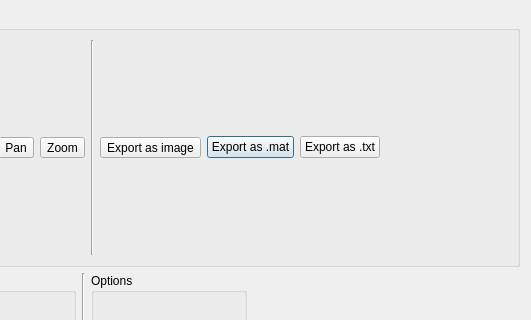
Qt form src/ui/custom_plot.ui (pfechd/jabe) before a commit; both pictures show x 86 to 617 and y 0 to 320 of the 617 by 540 pixel window.
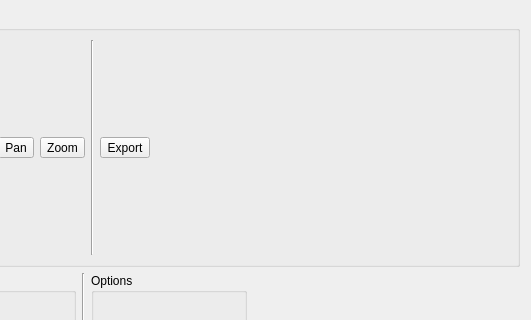
The same form after that commit.

Commit message: Try to add a window for export options

The edit to the form file:
```diff
--- a/src/ui/custom_plot.ui
+++ b/src/ui/custom_plot.ui
@@ -81,21 +81,7 @@
         <item>
          <widget class="QToolButton" name="toolButton_export">
           <property name="text">
-           <string>Export as image</string>
-          </property>
-         </widget>
-        </item>
-        <item>
-         <widget class="QPushButton" name="toolButton_export_mat">
-          <property name="text">
-           <string>Export as .mat</string>
-          </property>
-         </widget>
-        </item>
-        <item>
-         <widget class="QPushButton" name="toolButton_export_txt">
-          <property name="text">
-           <string>Export as .txt</string>
+           <string>Export</string>
           </property>
          </widget>
         </item>
```
The commit also changes 3 other files.
